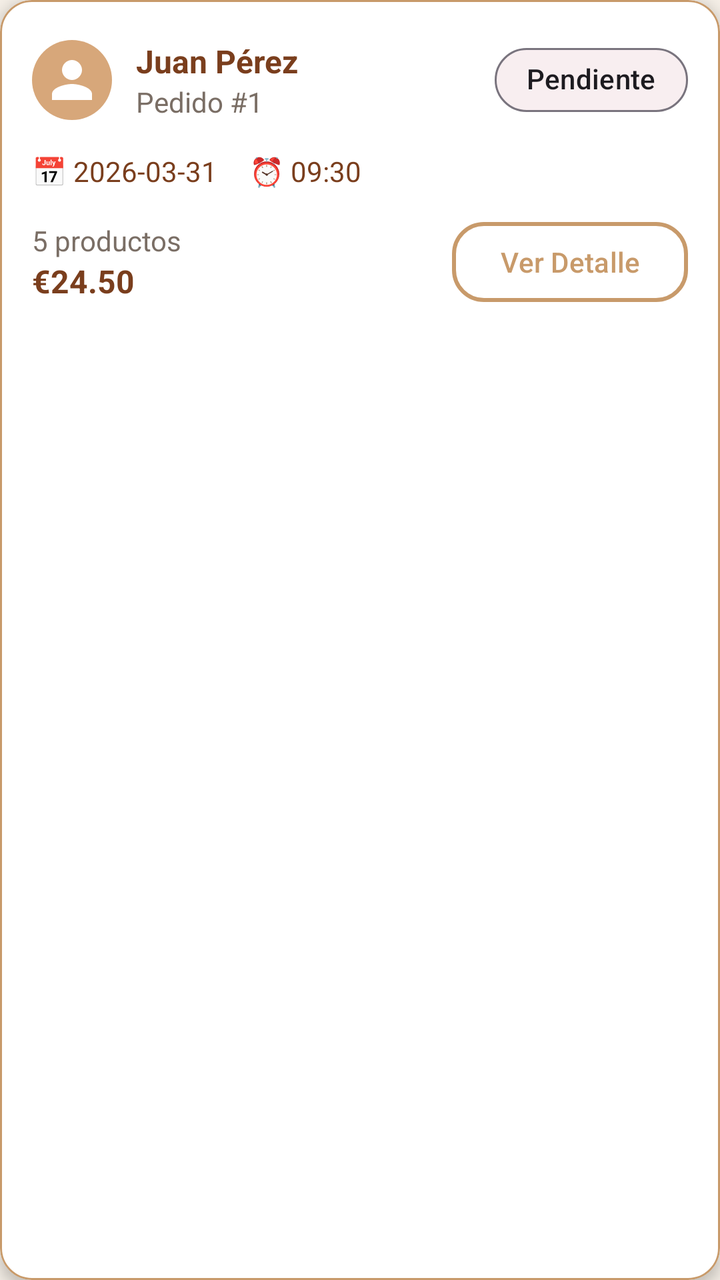
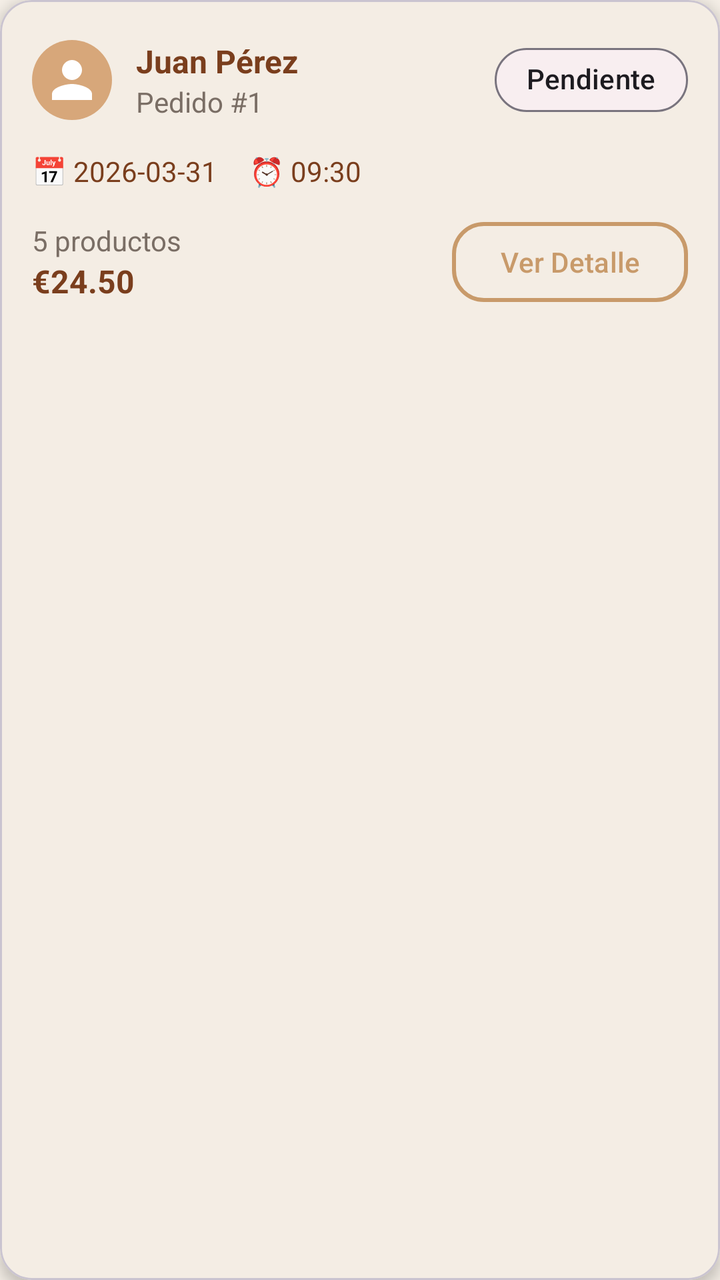

An Android layout rendered at two revisions. The XML below is the earlier revision; the diff shows what the commit changed to produce the second picture.
<!-- AndroidManifest.xml: application theme Theme.AppPanadero -->
<!-- res/layout/item_pedido_admin.xml -->
<?xml version="1.0" encoding="utf-8"?>
<com.google.android.material.card.MaterialCardView
    xmlns:android="http://schemas.android.com/apk/res/android"
    xmlns:app="http://schemas.android.com/apk/res-auto"
    android:layout_width="match_parent"
    android:layout_height="wrap_content"
    android:layout_marginBottom="16dp"
    android:backgroundTint="@android:color/white"
    app:cardCornerRadius="16dp"
    app:cardElevation="4dp"
    app:strokeColor="@color/primary_color"
    app:strokeWidth="1dp">

    <LinearLayout
        android:layout_width="match_parent"
        android:layout_height="wrap_content"
        android:orientation="vertical"
        android:padding="16dp">

        
        <LinearLayout
            android:layout_width="match_parent"
            android:layout_height="wrap_content"
            android:orientation="horizontal"
            android:gravity="center_vertical">

            
            <ImageView
                android:layout_width="40dp"
                android:layout_height="40dp"
                android:src="@drawable/ic_user"
                android:background="@drawable/bg_circle_light"
                android:padding="8dp"/>

            
            <LinearLayout
                android:layout_width="0dp"
                android:layout_height="wrap_content"
                android:layout_weight="1"
                android:orientation="vertical"
                android:layout_marginStart="12dp">

                <TextView
                    android:id="@+id/tvNombreCliente"
                    android:layout_width="wrap_content"
                    android:layout_height="wrap_content"
                    android:text="Juan Pérez"
                    android:textStyle="bold"
                    android:textSize="16sp"
                    android:textColor="@color/primary_dark"/>

                <TextView
                    android:id="@+id/tvNumeroPedido"
                    android:layout_width="wrap_content"
                    android:layout_height="wrap_content"
                    android:text="Pedido #1"
                    android:textColor="@color/text_secondary"/>

            </LinearLayout>

            
            <com.google.android.material.chip.Chip
                android:id="@+id/chipEstado"
                android:layout_width="wrap_content"
                android:layout_height="wrap_content"
                android:text="Pendiente"
                app:chipCornerRadius="16dp"
                app:chipStrokeWidth="1dp"/>

        </LinearLayout>

        
        <LinearLayout
            android:layout_width="match_parent"
            android:layout_height="wrap_content"
            android:orientation="horizontal"
            android:layout_marginTop="12dp">

            <TextView
                android:id="@+id/tvFecha"
                android:layout_width="wrap_content"
                android:layout_height="wrap_content"
                android:text="📅 2026-03-31"
                android:textColor="@color/primary_dark"
                android:layout_marginEnd="16dp"/>

            <TextView
                android:id="@+id/tvHora"
                android:layout_width="wrap_content"
                android:layout_height="wrap_content"
                android:text="⏰ 09:30"
                android:textColor="@color/primary_dark"/>

        </LinearLayout>

        
        <LinearLayout
            android:layout_width="match_parent"
            android:layout_height="wrap_content"
            android:orientation="horizontal"
            android:layout_marginTop="12dp"
            android:gravity="center_vertical">

            <LinearLayout
                android:layout_width="0dp"
                android:layout_height="wrap_content"
                android:layout_weight="1"
                android:orientation="vertical">

                <TextView
                    android:id="@+id/tvCantidad"
                    android:layout_width="wrap_content"
                    android:layout_height="wrap_content"
                    android:text="5 productos"
                    android:textColor="@color/text_secondary"/>

                <TextView
                    android:id="@+id/tvPrecio"
                    android:layout_width="wrap_content"
                    android:layout_height="wrap_content"
                    android:text="€24.50"
                    android:textStyle="bold"
                    android:textSize="16sp"
                    android:textColor="@color/primary_dark"/>

            </LinearLayout>

            
            <com.google.android.material.button.MaterialButton
                android:id="@+id/btnDetalle"
                android:layout_width="wrap_content"
                android:layout_height="wrap_content"
                android:text="Ver Detalle"
                android:textAllCaps="false"
                android:textColor="@color/primary_color"
                app:strokeColor="@color/primary_color"
                app:strokeWidth="2dp"
                app:cornerRadius="16dp"
                android:backgroundTint="@android:color/transparent"/>

        </LinearLayout>

    </LinearLayout>

</com.google.android.material.card.MaterialCardView>
<!-- resources referenced by this layout -->
<resources>
  <color name="primary_color">#C89A6A</color>
  <color name="primary_dark">#7A3E1D</color>
  <color name="text_secondary">#7A6E65</color>
  <!-- drawable bg_circle_light (drawable) -->
  <shape xmlns:android="http://schemas.android.com/apk/res/android">
      <solid android:color="@color/primary_light"/>
      <corners android:radius="50dp"/>
  </shape>
  <!-- drawable ic_user (drawable) -->
  <vector xmlns:android="http://schemas.android.com/apk/res/android"
      android:width="24dp"
      android:height="24dp"
      android:viewportWidth="24"
      android:viewportHeight="24"
      android:tint="?attr/colorOnPrimary">
  
      <path
          android:fillColor="@android:color/white"
          android:pathData="M12,12c2.7,0 5,-2.3 5,-5s-2.3,-5 -5,-5 -5,2.3 -5,5 2.3,5 5,5zM12,14c-3.3,0 -10,1.7 -10,5v3h20v-3c0,-3.3 -6.7,-5 -10,-5z"/>
  </vector>
  <style name="Theme.AppPanadero" parent="Base.Theme.AppPanadero" />
  <color name="primary_light">#D7A77A</color>
  <style name="Base.Theme.AppPanadero" parent="Theme.Material3.DayNight.NoActionBar">
          <item name="android:colorBackground">@color/background</item>
          <item name="colorPrimary">@color/primary_color</item>
          <item name="colorOnPrimary">@color/white</item>
      </style>
  <color name="background">#F5EFE7</color>
  <color name="white">#FFFFFF</color>
</resources>

<!-- the commit's change to res/layout/item_pedido_admin.xml (unified diff, before → after) -->
@@ -5,11 +5,10 @@
     android:layout_width="match_parent"
     android:layout_height="wrap_content"
     android:layout_marginBottom="16dp"
-    android:backgroundTint="@android:color/white"
     app:cardCornerRadius="16dp"
     app:cardElevation="4dp"
-    app:strokeColor="@color/primary_color"
-    app:strokeWidth="1dp">
+    app:strokeWidth="1dp"
+    style="@style/CardPrimary">
 
     <LinearLayout
         android:layout_width="match_parent"
@@ -47,7 +46,7 @@
                     android:text="Juan Pérez"
                     android:textStyle="bold"
                     android:textSize="16sp"
-                    android:textColor="@color/primary_dark"/>
+                    style="@style/TextTitle"/>
 
                 <TextView
                     android:id="@+id/tvNumeroPedido"
<!-- resource entries referenced after the edit -->
@@ -20,8 +20,20 @@
           android:fillColor="@android:color/white"
           android:pathData="M12,12c2.7,0 5,-2.3 5,-5s-2.3,-5 -5,-5 -5,2.3 -5,5 2.3,5 5,5zM12,14c-3.3,0 -10,1.7 -10,5v3h20v-3c0,-3.3 -6.7,-5 -10,-5z"/>
   </vector>
+  <style name="CardPrimary" parent="Widget.MaterialComponents.CardView">
+          <item name="cardCornerRadius">24dp</item>
+          <item name="cardElevation">8dp</item>
+          <item name="cardBackgroundColor">@color/background_card</item>
+      </style>
+  <style name="TextTitle">
+          <item name="android:textSize">26sp</item>
+          <item name="android:textStyle">bold</item>
+          <item name="android:textColor">@color/text_primary</item>
+      </style>
   <style name="Theme.AppPanadero" parent="Base.Theme.AppPanadero" />
   <color name="primary_light">#D7A77A</color>
+  <color name="background_card">#F4EDE4</color>
+  <color name="text_primary">#7A3E1D</color>
   <style name="Base.Theme.AppPanadero" parent="Theme.Material3.DayNight.NoActionBar">
           <item name="android:colorBackground">@color/background</item>
           <item name="colorPrimary">@color/primary_color</item>
